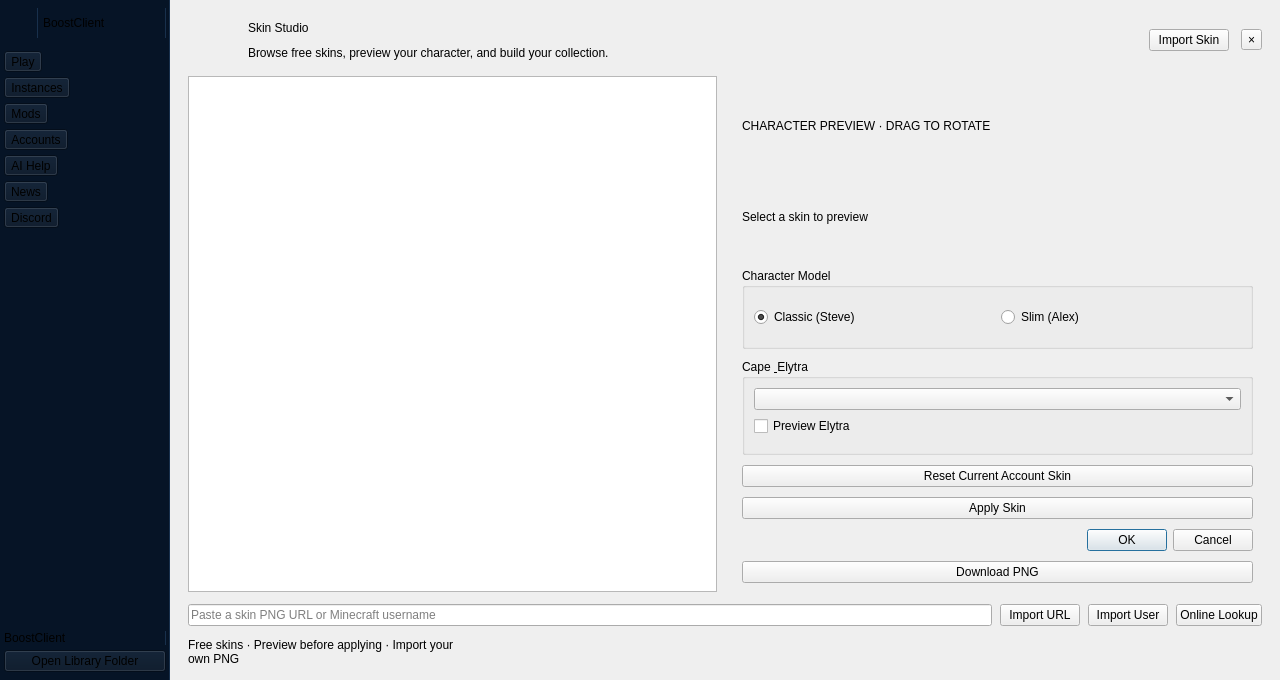
First picture: the form in launcher/ui/dialogs/skins/SkinManageDialog.ui, repository cityokara53-pixel/BoostClient, before the edit.
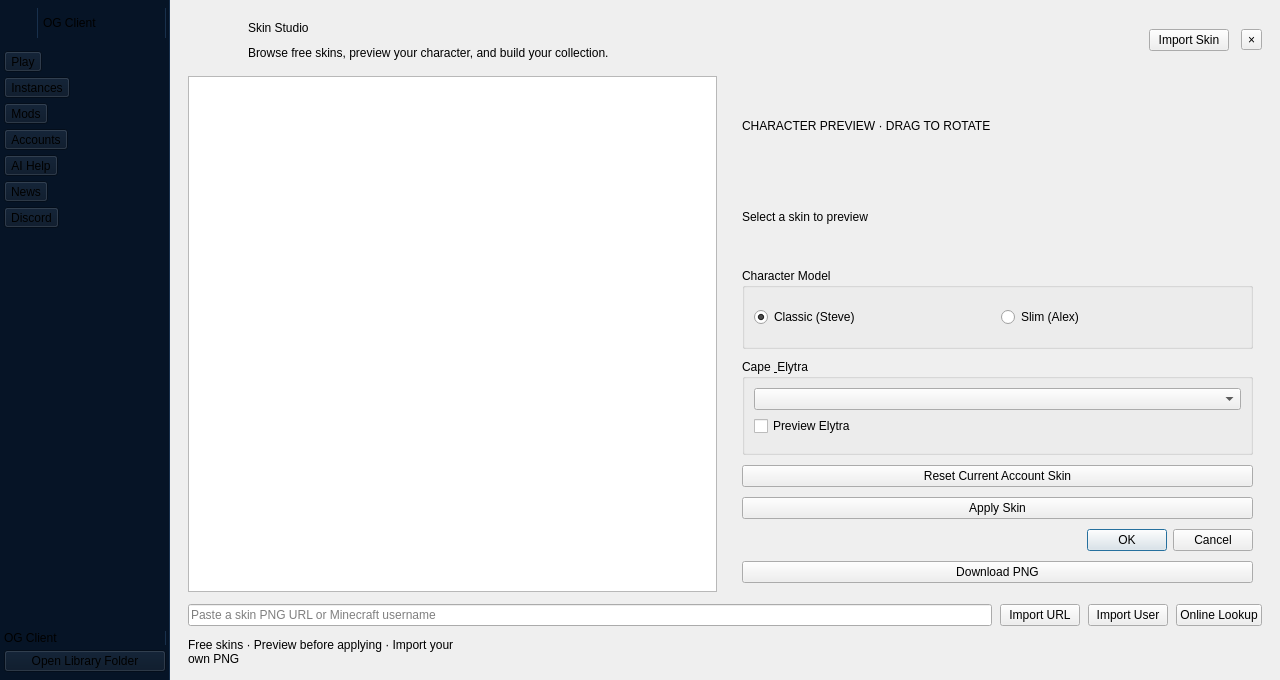
Second picture: the form after the edit.

Commit message: Prepare OG Client 0.1.4 release

Diff of the .ui file:
```diff
--- a/launcher/ui/dialogs/skins/SkinManageDialog.ui
+++ b/launcher/ui/dialogs/skins/SkinManageDialog.ui
@@ -104,7 +104,7 @@
         <item>
          <widget class="QLabel" name="brandNameLabel">
           <property name="text">
-           <string>BoostClient</string>
+           <string>OG Client</string>
           </property>
          </widget>
         </item>
@@ -202,7 +202,7 @@
       <item>
        <widget class="QLabel" name="brandFooterLabel">
         <property name="text">
-        <string>BoostClient</string>
+        <string>OG Client</string>
         </property>
        </widget>
       </item>
```
The commit also changes 7 other files.
